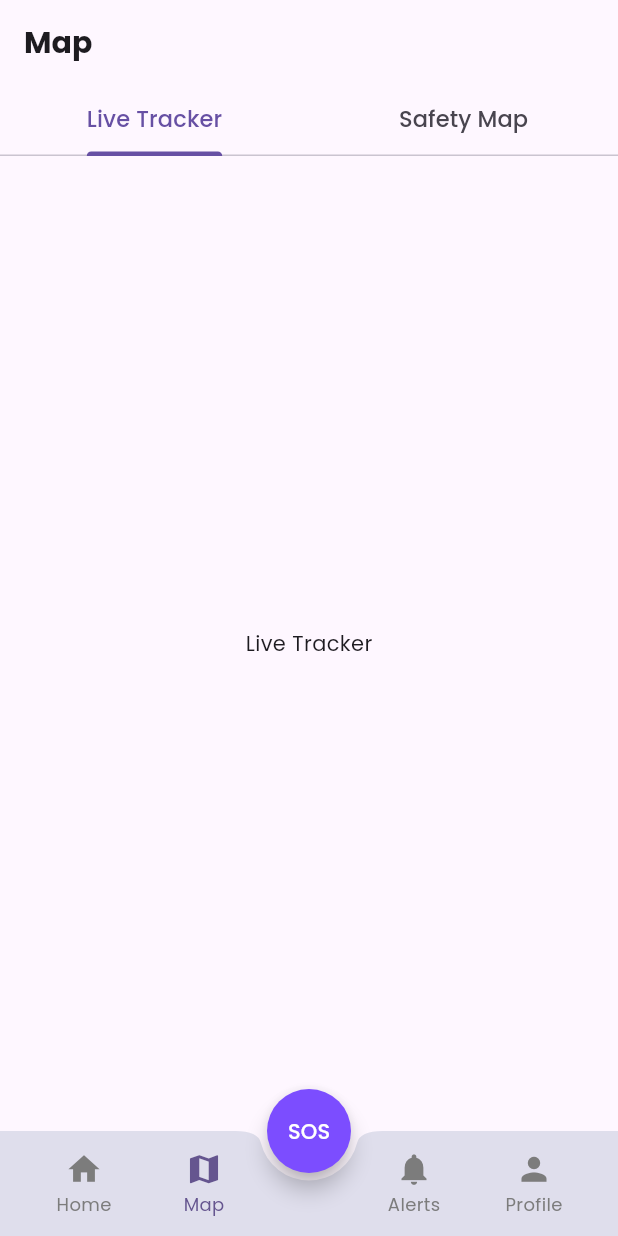
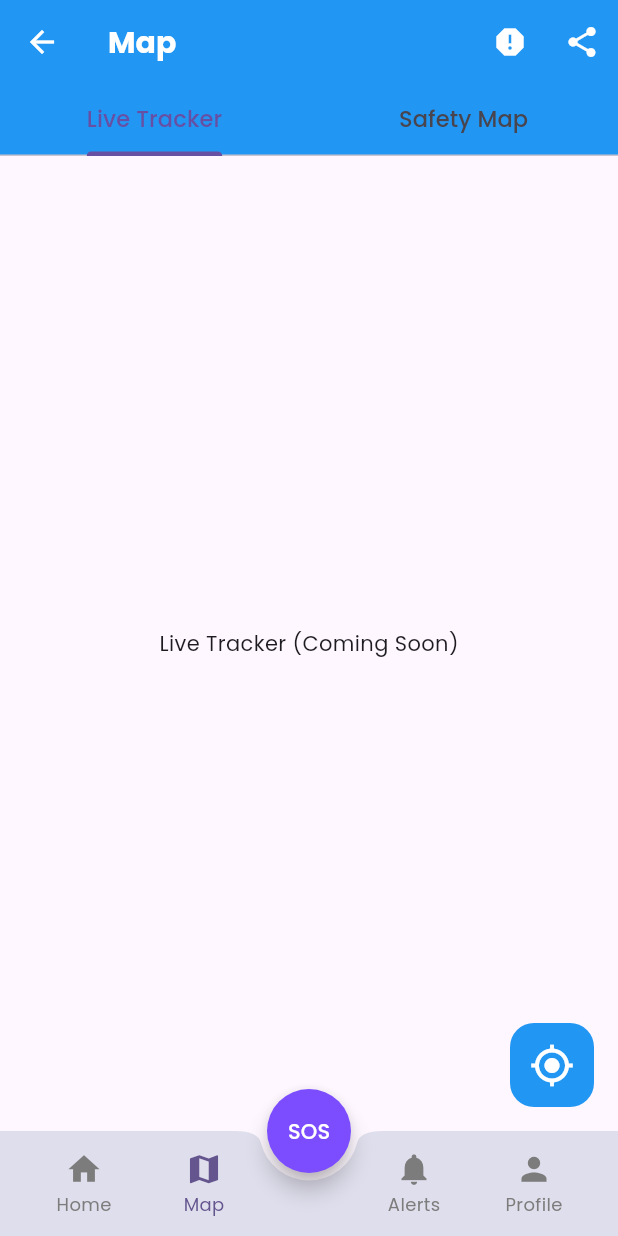
Before and after one commit to biniKin/GDG-Hackathon_G8, a Flutter app: the Home screen opened by its route, item 2 of the bottom bar chosen, on a phone screen of 412 x 824 dp. Run offline on Flutter 3.47's test engine with Material 3 defaults, Android fonts, the phone set to English and light mode, and no system bars; our stand-ins replace equatable, flutter_bloc, flutter_map, fluttertoast, google_fonts, image_picker and 3 more; missing offline and left inert: flutter_map_location_marker, flutter_polyline_points.

Commit message:
map works buttons dont

```diff
--- a/lib/features/core/presentation/screens/home.dart
+++ b/lib/features/core/presentation/screens/home.dart
@@ -17,7 +17,7 @@ class Home extends StatefulWidget {
 class _HomeState extends State<Home> {
   final List pages = [
     HomePage(),
-    Mappage(),
+    MapPage(),
     Alertpage(),
     Profilepage(),
   ];
--- a/lib/features/core/presentation/screens/mapPage.dart
+++ b/lib/features/core/presentation/screens/mapPage.dart
@@ -1,10 +1,17 @@
 import 'package:flutter/material.dart';
 import 'package:google_fonts/google_fonts.dart';
-import 'package:safe_campus/features/core/presentation/screens/liveTracker.dart';
+import 'package:safe_campus/features/core/presentation/screens/HomePage.dart';
 import 'package:safe_campus/features/core/presentation/screens/safetyMap.dart';
 
-class Mappage extends StatelessWidget {
-  const Mappage({super.key});
+class MapPage extends StatefulWidget {
+  const MapPage({super.key});
+
+  @override
+  State<MapPage> createState() => _MapPageState();
+}
+
+class _MapPageState extends State<MapPage> {
+  final _safetyMapKey = GlobalKey<SafetyMapState>();
 
   @override
   Widget build(BuildContext context) {
@@ -19,19 +26,62 @@ class Mappage extends StatelessWidget {
               fontWeight: FontWeight.bold,
             ),
           ),
-          automaticallyImplyLeading: false,
+          backgroundColor: Colors.blue,
+          foregroundColor: Colors.white,
+          leading: IconButton(
+            icon: const Icon(Icons.arrow_back),
+            onPressed: () {
+              Navigator.pushReplacement(
+                context,
+                MaterialPageRoute(builder: (context) => const HomePage()),
+              );
+            },
+          ),
           bottom: TabBar(
-             labelStyle: GoogleFonts.poppins(fontSize: 15, fontWeight: FontWeight.w500),
-            tabs: [Tab(text: "Live Tracker"), Tab(text: "Safety Map")],
+            labelStyle: GoogleFonts.poppins(fontSize: 15, fontWeight: FontWeight.w500),
+            tabs: const [
+              Tab(text: "Live Tracker"),
+              Tab(text: "Safety Map"),
+            ],
           ),
+          actions: [
+            IconButton(
+              icon: const Icon(Icons.report),
+              onPressed: () {
+                DefaultTabController.of(context).index = 1; // Switch to SafetyMap tab
+                _safetyMapKey.currentState?.reportIncident();
+              },
+              tooltip: "Report Incident",
+            ),
+            IconButton(
+              icon: const Icon(Icons.share),
+              onPressed: () {
+                DefaultTabController.of(context).index = 1; // Switch to SafetyMap tab
+                _safetyMapKey.currentState?.shareRoute();
+              },
+              tooltip: "Share Route",
+            ),
+          ],
         ),
-        body: Expanded(
-          child: TabBarView(
-            children: [
-              Livetracker(),
-              SafetyMap(),
-            ]
-          ),
+        body: TabBarView(
+          children: [
+            const Center(child: Text('Live Tracker (Coming Soon)')),
+            SafetyMap(
+              key: _safetyMapKey,
+              onReportIncident: () => _safetyMapKey.currentState?.reportIncident(),
+              onShareRoute: () => _safetyMapKey.currentState?.shareRoute(),
+              onUserCurrentLocation: () => _safetyMapKey.currentState?.userCurrentLocation(),
+            ),
+          ],
+        ),
+        floatingActionButton: FloatingActionButton(
+          elevation: 0,
+          onPressed: () {
+            DefaultTabController.of(context).index = 1; // Switch to SafetyMap tab
+            _safetyMapKey.currentState?.userCurrentLocation();
+          },
+          backgroundColor: Colors.blue,
+          child: const Icon(Icons.my_location, size: 30, color: Colors.white),
         ),
       ),
     );
--- a/pubspec.yaml
+++ b/pubspec.yaml
@@ -41,6 +41,7 @@ dependencies:
   image_picker: ^1.1.2
   permission_handler: ^12.0.0+1
   fluttertoast: ^8.2.12
+  uuid: ^4.5.0
   #For Google Maps
   google_maps_flutter: ^2.10.0
   geolocator: ^13.0.2
```
Also changed, not shown: lib/features/core/presentation/screens/safetyMap.dart (+15 -6 lines), pubspec.lock, 2 other files.
